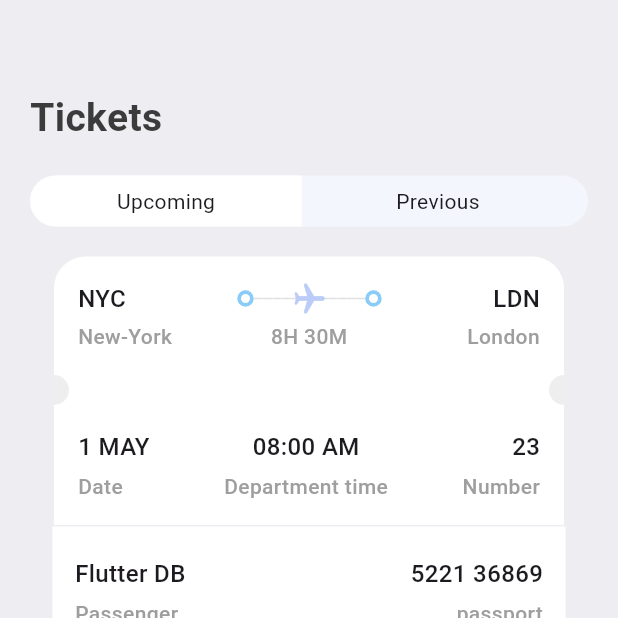
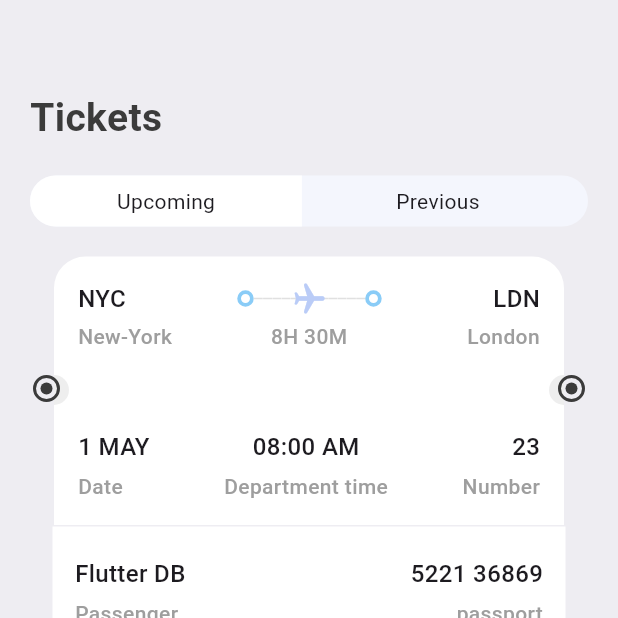
Before and after one commit to JimuelG/kct_app, a Flutter app: the TicketScreen screen opened directly, on a phone screen of 412 x 824 dp, the top half of it. Run offline on Flutter 3.47's test engine with Material 3 defaults, Android fonts, the phone set to English and light mode, and no system bars; drawn by our look-alikes of barcode_widget; our stand-ins replace fluentui_icons.

Commit message:
kct_app v1.5.1

```diff
--- a/lib/main.dart
+++ b/lib/main.dart
@@ -1,5 +1,6 @@
 import 'package:flutter/material.dart';
 import 'package:kct/screens/all_tickets.dart';
+import 'package:kct/screens/ticket/ticket_screen.dart';
 
 import 'Core/BottomNavBar.dart';
 
@@ -16,7 +17,8 @@ class MyApp extends StatelessWidget {
       debugShowCheckedModeBanner: false,
       routes: {
         "/":(context) => const BottomNavBar(),
-        "/all_tickets":(context) => const AllTickets()
+        "/all_tickets":(context) => const AllTickets(),
+        "/ticket_view":(context) => const TicketScreen()
       },
     );
   }
--- a/lib/screens/all_tickets.dart
+++ b/lib/screens/all_tickets.dart
@@ -17,9 +17,17 @@ class AllTickets extends StatelessWidget {
             child: Column(
               children: ticketList
                 .map((singleTicket) =>
-                Container(
-                  margin: const EdgeInsets.only(bottom: 20),
-                  child: TicketView(ticket: singleTicket, wholeScreen: true,))).toList(),
+                  GestureDetector(
+                    onTap: (){
+                      var index = ticketList.indexOf(singleTicket);
+
+                    },
+                    child: Container(
+                    margin: const EdgeInsets.only(bottom: 20),
+                    child: TicketView(ticket: singleTicket, wholeScreen: true,)
+                    ),
+                  )
+                ).toList(),
             ),
           )
         ],
--- a/lib/screens/ticket/ticket_screen.dart
+++ b/lib/screens/ticket/ticket_screen.dart
@@ -7,6 +7,7 @@ import 'package:kct/Core/widgets/app_column_text_layout.dart';
 import 'package:kct/Core/widgets/app_layoutbuilder_widget.dart';
 import 'package:kct/Core/widgets/ticket_view.dart';
 import 'package:kct/screens/search/widgets/app_ticket_tabs.dart';
+import 'package:kct/screens/ticket/widget/ticket_positioned_circle.dart';
 
 class TicketScreen extends StatelessWidget {
   const TicketScreen({super.key});
@@ -15,7 +16,9 @@ class TicketScreen extends StatelessWidget {
   Widget build(BuildContext context) {
     return Scaffold(
       backgroundColor: AppStyles.bgColor,
-      body: ListView(
+      body: Stack(
+        children: [
+          ListView(
             padding: const EdgeInsets.symmetric(horizontal: 20, vertical: 20),
             children: [
               const SizedBox(height: 40,),
@@ -135,6 +138,10 @@ class TicketScreen extends StatelessWidget {
               ),
             ],
           ),
+          const TicketPositionedCircle(pos: true),
+          const TicketPositionedCircle(pos: null),
+        ],
+      ),
     );
   }
 }
--- /dev/null
+++ b/lib/screens/ticket/widget/ticket_positioned_circle.dart
@@ -0,0 +1,27 @@
+import 'package:flutter/material.dart';
+import 'package:kct/Core/res/styles/app_styles.dart';
+
+class TicketPositionedCircle extends StatelessWidget {
+  final bool? pos;
+  const TicketPositionedCircle({super.key, this.pos});
+
+  @override
+  Widget build(BuildContext context) {
+    return Positioned(
+            left: pos==true? 22: null,
+            right: pos==true? null: 22,
+            top: 250,
+            child: Container(
+              padding: const EdgeInsets.all(3),
+              decoration: BoxDecoration(
+                shape: BoxShape.circle,
+                border: Border.all(width: 2, color: AppStyles.textColor)
+              ),
+              child: CircleAvatar(
+                maxRadius: 4,
+                backgroundColor: AppStyles.textColor,
+              ),
+            )
+          );
+  }
+}
```
Lines whose indentation alone changed are shown as unchanged.
